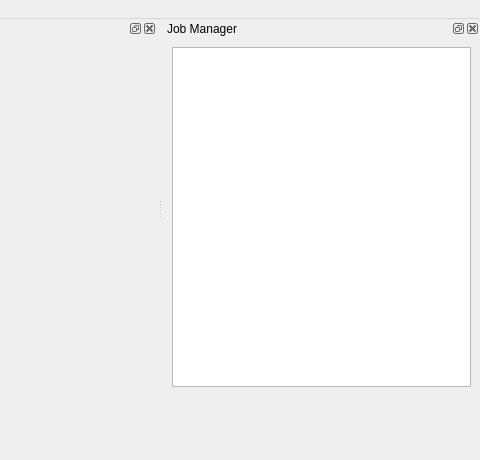
Qt form ui/main_window.ui (EBSP-Indexer/EBSP-Indexer) before a commit; both pictures show x 578 to 1058 and y 0 to 460 of the 1058 by 737 pixel window.
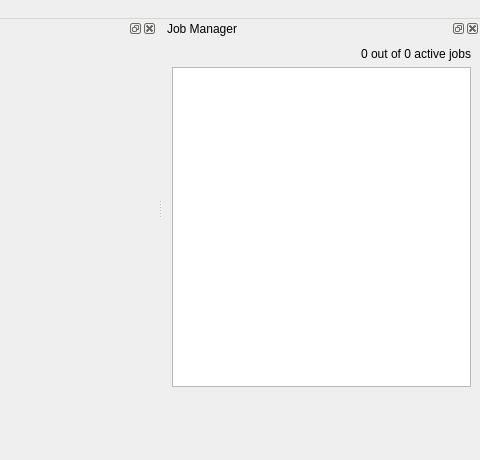
The same form after that commit. Icons and pictures are not drawn. Custom widgets are drawn as their Qt base class.

Patch:
```diff
--- a/ui/main_window.ui
+++ b/ui/main_window.ui
@@ -301,13 +301,23 @@
    </attribute>
    <widget class="QWidget" name="dockWidgetContents">
     <layout class="QGridLayout" name="gridLayout_3">
-     <item row="0" column="0">
+     <item row="1" column="0">
       <widget class="QListWidget" name="jobList">
        <property name="selectionMode">
         <enum>QAbstractItemView::NoSelection</enum>
        </property>
       </widget>
      </item>
+     <item row="0" column="0">
+      <widget class="QLabel" name="threadsLabel">
+       <property name="text">
+        <string>0 out of 0 active jobs</string>
+       </property>
+       <property name="alignment">
+        <set>Qt::AlignRight|Qt::AlignTrailing|Qt::AlignVCenter</set>
+       </property>
+      </widget>
+     </item>
     </layout>
    </widget>
   </widget>
```
Left out of the diff: 4 changed lines with no effect on the pictures.
